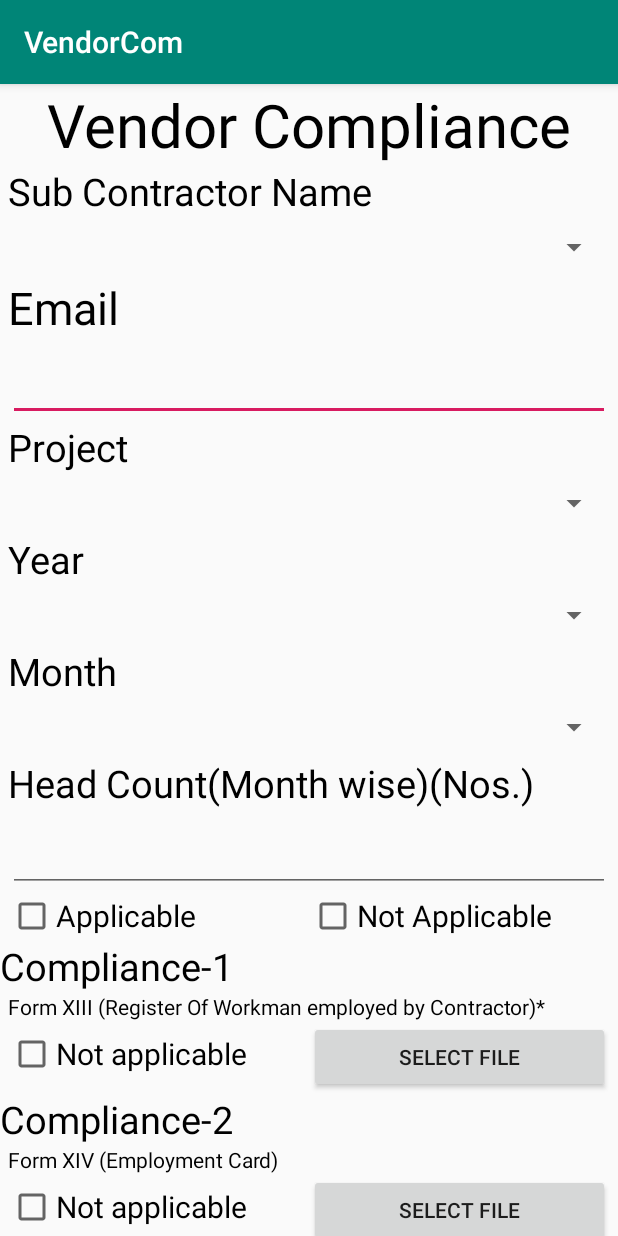
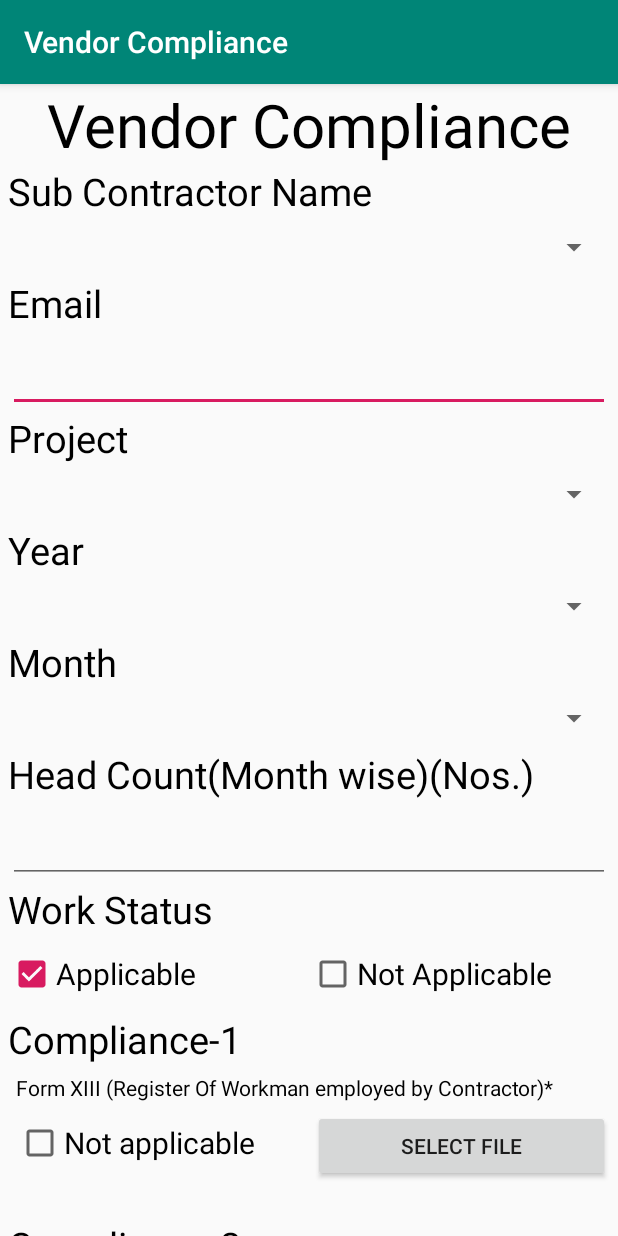
Before and after one commit to PreetiMakhloga/VendorCom, an Android app: the screen it shows after launch (ComplianceForm), on a phone screen of 412 x 824 dp. Run offline under Robolectric (Android 15) with nearby library versions, the phone set to English and light mode, and no system bars; libraries missing offline, so code that uses them is left out: com.obsez.android.

Commit message:
basic conditions implemented on form - applicable/not applicable, select file integration done,onlly two sections of compliance implemented

```diff
--- a/app/src/main/java/com/sterlitepower/vendorcom/ComplianceForm.java
+++ b/app/src/main/java/com/sterlitepower/vendorcom/ComplianceForm.java
@@ -1,40 +1,65 @@
 package com.sterlitepower.vendorcom;
 
-import androidx.appcompat.app.AppCompatActivity;
-
+import android.content.DialogInterface;
+import android.content.Intent;
+import android.net.Uri;
 import android.os.Bundle;
+import android.util.Log;
 import android.view.View;
 import android.widget.Button;
 import android.widget.CheckBox;
 import android.widget.CompoundButton;
 import android.widget.FrameLayout;
+import android.widget.TextView;
+import android.widget.Toast;
+
+import androidx.appcompat.app.AppCompatActivity;
+
+import com.obsez.android.lib.filechooser.ChooserDialog;
+
+import java.io.File;
+import java.util.HashMap;
+import java.util.Map;
 
 public class ComplianceForm extends AppCompatActivity {
+
+    Map<String, String> paths=new HashMap<>();
+    Map<String, Boolean> compliance_state=new HashMap<>();
 
     Button comp1_file_sel,comp2_file_sel;
     CheckBox applicable, not_applicable;
     FrameLayout form_status, complaince_list_frame;
-
+    TextView comp1_pathview,comp2_pathview;
+    CheckBox comp1_status, comp2_status;
 
     @Override
     protected void onCreate(Bundle savedInstanceState) {
         super.onCreate(savedInstanceState);
         setContentView(R.layout.activity_compliance_form);
         form_status=findViewById(R.id.app_not_app);
+        comp1_pathview=findViewById(R.id.comp1_path);
+        comp2_pathview=findViewById(R.id.comp2_path);
         applicable=findViewById(R.id.comp_status_app);
         not_applicable=findViewById(R.id.comp_status_not_app);
         complaince_list_frame=findViewById(R.id.comp_list_form);
         comp1_file_sel=findViewById(R.id.comp1_file_btn);
         comp2_file_sel=findViewById(R.id.comp2_file_btn);
+        comp1_status=findViewById(R.id.comp1_status);
+        comp2_status=findViewById(R.id.comp2_status);
+
+        applicable.toggle();
 
         applicable.setOnCheckedChangeListener(new CompoundButton.OnCheckedChangeListener() {
             @Override
             public void onCheckedChanged(CompoundButton compoundButton, boolean ischecked) {
                 if(ischecked){
                     complaince_list_frame.setVisibility(View.VISIBLE);
-                    if(not_applicable.isChecked()){
-                        not_applicable.toggle();
-                    }
+                    not_applicable.toggle();
+                }
+                else if(!(not_applicable.isChecked())){
+                    not_applicable.toggle();
+                    complaince_list_frame.setVisibility(View.GONE);
+                    applicable.toggle();
                 }
             }
         });
@@ -42,12 +67,89 @@ public class ComplianceForm extends AppCompatActivity {
             @Override
             public void onCheckedChanged(CompoundButton compoundButton, boolean ischecked) {
                 if(ischecked){
+                    applicable.toggle();
                     complaince_list_frame.setVisibility(View.GONE);
-                    if (applicable.isChecked()){
-                        applicable.toggle();
-                    }
+
+                }
+                else if(!(applicable.isChecked())){
+                    applicable.toggle();
+                    complaince_list_frame.setVisibility(View.VISIBLE);
+                    not_applicable.toggle();
                 }
             }
         });
+        comp1_status.setOnCheckedChangeListener(new CompoundButton.OnCheckedChangeListener() {
+            @Override
+            public void onCheckedChanged(CompoundButton compoundButton, boolean ischecked) {
+                if(ischecked){
+                    comp1_file_sel.setEnabled(false);
+                    comp1_pathview.setText("");
+                }
+                else {
+                    if(paths.containsKey("1")){ comp1_pathview.setText(paths.get("1"));}
+                    comp1_file_sel.setEnabled(true);
+                }
+            }
+        });
+        comp2_status.setOnCheckedChangeListener(new CompoundButton.OnCheckedChangeListener() {
+            @Override
+            public void onCheckedChanged(CompoundButton compoundButton, boolean ischecked) {
+                if(ischecked){
+                    comp2_file_sel.setEnabled(false);
+                    comp2_pathview.setText("");
+                }
+                else {
+                    if(paths.containsKey("1")){ comp2_pathview.setText(paths.get("2"));}
+                    comp2_file_sel.setEnabled(true);
+                }
+            }
+        });
+        comp1_file_sel.setOnClickListener(new View.OnClickListener() {
+            @Override
+            public void onClick(View view) {
+                loadfile("1");
+            }
+        });
+        comp2_file_sel.setOnClickListener(new View.OnClickListener() {
+            @Override
+            public void onClick(View view) {
+                loadfile("2");
+            }
+        });
     }
+    public int PICK_FILE_REQUEST=12;
+    private void loadfile(final String complaine_name){
+        new ChooserDialog(ComplianceForm.this)
+                .withStartFile("*/")
+                .withChosenListener(new ChooserDialog.Result() {
+                    @Override
+                    public void onChoosePath(String path, File pathFile) {
+                        //Toast.makeText(ComplianceForm.this, "FILE: " + path, Toast.LENGTH_SHORT).show();
+                        paths.put(complaine_name, path);
+                        update_text_pathview(complaine_name);
+
+                    }
+                })
+                // to handle the back key pressed or clicked outside the dialog:
+                .withOnCancelListener(new DialogInterface.OnCancelListener() {
+                    public void onCancel(DialogInterface dialog) {
+                        Log.d("CANCEL", "CANCEL");
+                        dialog.cancel(); // MUST have
+                    }
+                })
+                .build()
+                .show();
+
+    }
+
+    private void update_text_pathview(String complaine_name) {
+        switch (complaine_name){
+            case "1":
+                comp1_pathview.setText(paths.get("1"));
+            case "2":
+                comp2_pathview.setText(paths.get("2"));
+
+        }
+    }
+
 }
--- a/app/src/main/java/com/sterlitepower/vendorcom/MainActivity.java
+++ b/app/src/main/java/com/sterlitepower/vendorcom/MainActivity.java
@@ -4,6 +4,7 @@ import androidx.appcompat.app.AppCompatActivity;
 
 import android.content.Intent;
 import android.os.Bundle;
+import android.view.WindowManager;
 
 public class MainActivity extends AppCompatActivity {
 
@@ -11,6 +12,7 @@ public class MainActivity extends AppCompatActivity {
     protected void onCreate(Bundle savedInstanceState) {
         super.onCreate(savedInstanceState);
         setContentView(R.layout.activity_main);
+        getWindow().setFlags(WindowManager.LayoutParams.FLAG_FULLSCREEN,WindowManager.LayoutParams.FLAG_FULLSCREEN);
         Intent intent=new Intent(MainActivity.this, ComplianceForm.class);
         startActivity(intent);  // calling activity from mainactivity to login activity
         finish(); // destroying mainactivity because when use click back button android should not show this activity
--- a/app/src/main/res/layout/activity_compliance_form.xml
+++ b/app/src/main/res/layout/activity_compliance_form.xml
@@ -48,7 +48,7 @@
                         android:text="Email"
                         android:textColor="#000"
                         android:layout_marginLeft="5dp"
-                        android:textSize="30dp"
+                        android:textSize="25dp"
                         android:layout_height="wrap_content">
                     </TextView>
                     <EditText
@@ -141,7 +141,16 @@
                     android:layout_height="wrap_content">
                 </EditText>
             </LinearLayout>
+            <TextView
+                android:layout_width="wrap_content"
+                android:textColor="#000"
+                android:text="Work Status"
+                android:textSize="25dp"
+                android:layout_marginLeft="5dp"
+                android:layout_height="wrap_content">
+            </TextView>
             <FrameLayout
+                android:layout_marginTop="10dp"
                 android:layout_width="match_parent"
                 android:id="@+id/app_not_app"
                 android:clickable="true"
@@ -171,6 +180,7 @@
                 </LinearLayout>
             </FrameLayout>
             <FrameLayout
+                android:layout_marginTop="10dp"
                 android:layout_width="match_parent"
                 android:id="@+id/comp_list_form"
                 android:layout_height="wrap_content">
@@ -180,12 +190,15 @@
                     android:layout_height="wrap_content">
                     <TextView
                         android:layout_width="wrap_content"
+                        android:layout_marginLeft="5dp"
                         android:text="Compliance-1"
                         android:textSize="25dp"
                         android:textColor="#000"
                         android:layout_height="wrap_content">
                     </TextView>
                     <LinearLayout
+                        android:layout_marginTop="5dp"
+                        android:layout_marginLeft="5dp"
                         android:layout_width="match_parent"
                         android:orientation="vertical"
                         android:layout_height="wrap_content">
@@ -198,6 +211,7 @@
                             android:layout_height="wrap_content">
                         </TextView>
                         <LinearLayout
+                            android:layout_marginTop="5dp"
                             android:layout_width="match_parent"
                             android:orientation="horizontal"
                             android:layout_marginLeft="5dp"
@@ -219,10 +233,17 @@
                                 android:layout_height="wrap_content">
                             </Button>
                         </LinearLayout>
+                        <TextView
+                            android:id="@+id/comp1_path"
+                            android:layout_width="match_parent"
+                            android:layout_height="wrap_content">
+                        </TextView>
                     </LinearLayout>
                     <TextView
+                        android:layout_marginTop="5dp"
                         android:layout_width="wrap_content"
                         android:text="Compliance-2"
+                        android:layout_marginLeft="5dp"
                         android:textSize="25dp"
                         android:textColor="#000"
                         android:layout_height="wrap_content">
@@ -230,8 +251,11 @@
                     <LinearLayout
                         android:layout_width="match_parent"
                         android:orientation="vertical"
+                        android:layout_marginLeft="5dp"
+                        android:layout_marginTop="5dp"
                         android:layout_height="wrap_content">
                         <TextView
+                            android:layout_marginTop="5dp"
                             android:layout_width="wrap_content"
                             android:layout_marginRight="5dp"
                             android:layout_marginLeft="5dp"
@@ -240,6 +264,7 @@
                             android:layout_height="wrap_content">
                         </TextView>
                         <LinearLayout
+                            android:layout_marginTop="5dp"
                             android:layout_width="match_parent"
                             android:orientation="horizontal"
                             android:layout_marginLeft="5dp"
@@ -261,6 +286,11 @@
                                 android:layout_height="wrap_content">
                             </Button>
                         </LinearLayout>
+                        <TextView
+                            android:id="@+id/comp2_path"
+                            android:layout_width="match_parent"
+                            android:layout_height="wrap_content">
+                        </TextView>
                     </LinearLayout>
                 </LinearLayout>
             </FrameLayout>
--- a/build.gradle
+++ b/build.gradle
@@ -18,6 +18,8 @@ allprojects {
     repositories {
         google()
         jcenter()
+        maven { url "https://jitpack.io"}
+        maven {url "https://dl.bintray.com/firzenyogesh/maven"}
 
     }
 }
```
Also changed, not shown: app/build.gradle (+7 -0 lines), app/src/main/AndroidManifest.xml (+9 -1 lines), app/src/main/java/com/sterlitepower/vendorcom/login.java (+1 -6 lines).
